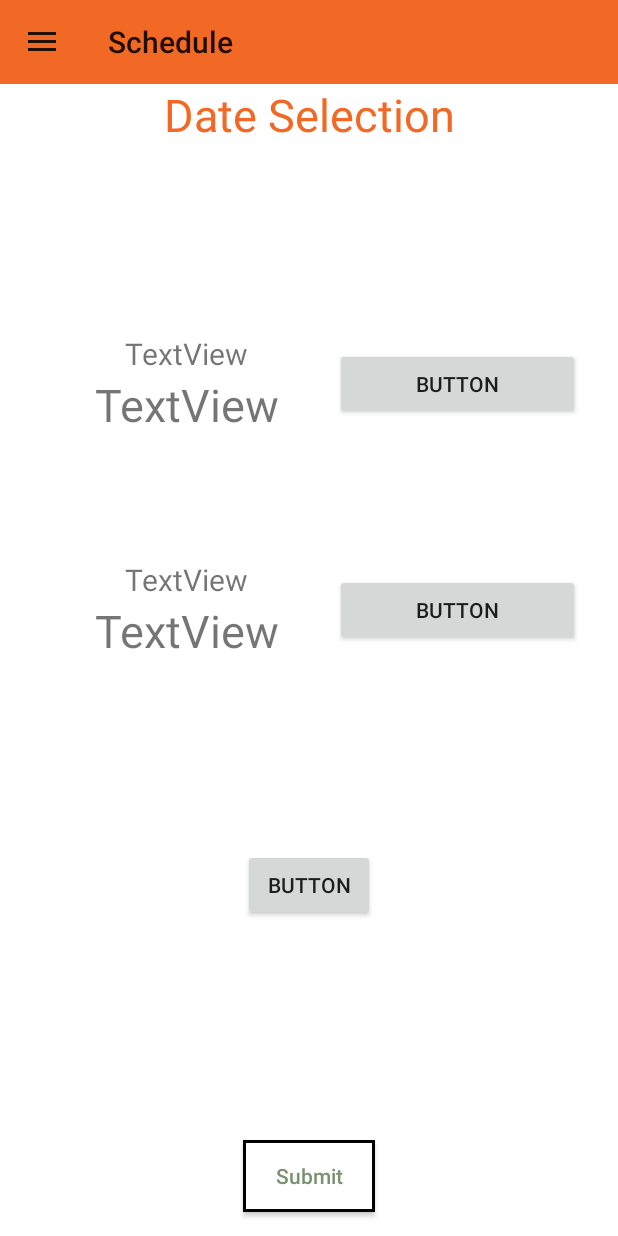
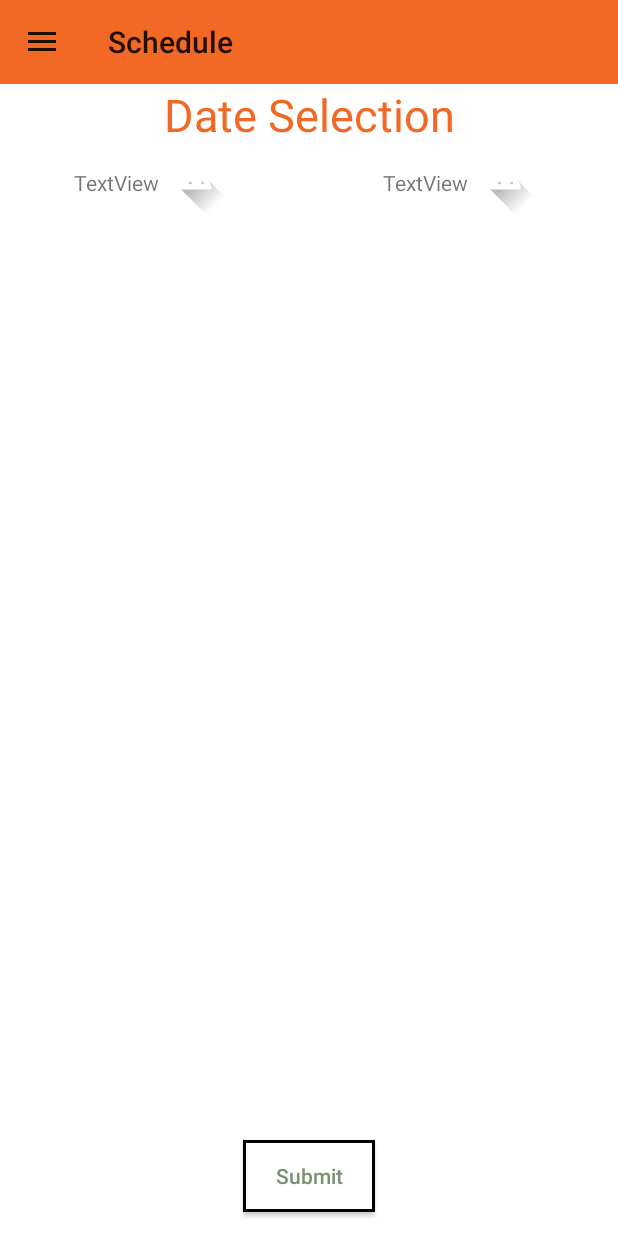
Before and after one commit to DBerry07/Revature_TrainingRoomMaintenanceScheduler, an Android app: the fragment SM_Schedule_DelegateDateFragment placed in its activity, on a phone screen of 412 x 824 dp. Run offline under Robolectric (Android 15) with nearby library versions, the phone set to English and light mode, and no system bars; our stand-ins replace navigation-ui.

Commit message:
Implemented skeleton of date picker UI

```diff
--- a/app/src/main/res/layout/fragment_delegate_date.xml
+++ b/app/src/main/res/layout/fragment_delegate_date.xml
@@ -17,101 +17,12 @@
         app:layout_constraintStart_toStartOf="parent"
         app:layout_constraintTop_toTopOf="parent" />
 
-    <LinearLayout
-        android:id="@+id/linearLayout3"
+    <include layout="@layout/include_data_picker"
         android:layout_width="match_parent"
         android:layout_height="wrap_content"
-        android:layout_marginTop="100dp"
-        android:gravity="center_vertical"
-        android:orientation="horizontal"
-        android:padding="25dp"
         app:layout_constraintStart_toStartOf="parent"
-        app:layout_constraintTop_toBottomOf="@+id/tv_title_delegateDate">
-
-        <LinearLayout
-            android:layout_width="wrap_content"
-            android:layout_height="wrap_content"
-            android:layout_weight="1"
-            android:orientation="vertical">
-
-            <TextView
-                android:id="@+id/textView1"
-                android:layout_width="match_parent"
-                android:layout_height="wrap_content"
-                android:gravity="center_horizontal"
-                android:text="TextView"
-                android:textSize="20dp" />
-
-            <TextView
-                android:id="@+id/tv_start_date"
-                android:layout_width="match_parent"
-                android:layout_height="wrap_content"
-                android:gravity="center_horizontal"
-                android:text="TextView"
-                android:textSize="30dp" />
-
-        </LinearLayout>
-
-        <Button
-            android:id="@+id/date_selector_start_btn"
-            android:layout_width="wrap_content"
-            android:layout_height="wrap_content"
-            android:layout_weight="1"
-            android:text="Button" />
-
-    </LinearLayout>
-
-    <LinearLayout
-        android:id="@+id/linearLayout2"
-        android:layout_width="match_parent"
-        android:layout_height="wrap_content"
-        android:layout_marginTop="32dp"
-        android:gravity="center_horizontal|center_vertical"
-        android:orientation="horizontal"
-        android:padding="25dp"
-        app:layout_constraintTop_toBottomOf="@+id/linearLayout3">
-
-        <LinearLayout
-            android:layout_width="wrap_content"
-            android:layout_height="wrap_content"
-            android:layout_weight="1"
-            android:orientation="vertical">
-
-            <TextView
-                android:id="@+id/textView17"
-                android:layout_width="match_parent"
-                android:layout_height="wrap_content"
-                android:gravity="center_horizontal"
-                android:text="TextView"
-                android:textSize="20dp" />
-
-            <TextView
-                android:id="@+id/tv_end_date"
-                android:layout_width="match_parent"
-                android:layout_height="wrap_content"
-                android:gravity="center_horizontal"
-                android:text="TextView"
-                android:textSize="30dp" />
-        </LinearLayout>
-
-        <Button
-            android:id="@+id/date_selector_end_btn"
-            android:layout_width="wrap_content"
-            android:layout_height="wrap_content"
-            android:layout_weight="1"
-            android:text="Button" />
-
-    </LinearLayout>
-
-    <Button
-        android:id="@+id/date_selecter_submit_btn"
-        android:layout_width="wrap_content"
-        android:layout_height="wrap_content"
-        android:layout_marginTop="100dp"
-        android:text="Button"
-        app:layout_constraintEnd_toEndOf="parent"
-        app:layout_constraintStart_toStartOf="parent"
-        app:layout_constraintTop_toBottomOf="@+id/linearLayout2" />
+        app:layout_constraintTop_toBottomOf="@+id/tv_title_delegateDate"
+        />
 
     <Button
         android:id="@+id/btn_delegateDate"
--- /dev/null
+++ b/app/src/main/res/layout/include_data_picker.xml
@@ -0,0 +1,48 @@
+<?xml version="1.0" encoding="utf-8"?>
+<LinearLayout xmlns:android="http://schemas.android.com/apk/res/android"
+    xmlns:app="http://schemas.android.com/apk/res-auto"
+    android:orientation="horizontal"
+    android:layout_width="match_parent"
+    android:layout_height="match_parent">
+
+    <LinearLayout
+        android:id="@+id/ll_startDate_container"
+        android:layout_width="0dp"
+        android:layout_height="wrap_content"
+        android:layout_weight="1"
+        android:gravity="center"
+        android:orientation="horizontal">
+        <TextView
+            android:id="@+id/tv_placeholder1"
+            android:layout_width="wrap_content"
+            android:layout_height="wrap_content"
+            android:text="TextView" />
+
+        <ImageView
+            android:id="@+id/img_startDate_icon"
+            android:layout_width="@dimen/img_date_icon"
+            android:layout_height="@dimen/img_date_icon"
+            app:srcCompat="@drawable/ic_launcher_foreground" />
+    </LinearLayout>
+
+    <LinearLayout
+        android:id="@+id/ll_endate_container"
+        android:layout_width="0dp"
+        android:layout_height="wrap_content"
+        android:layout_weight="1"
+        android:gravity="center"
+        android:orientation="horizontal">
+
+        <TextView
+            android:id="@+id/tv_placeholder2"
+            android:layout_width="wrap_content"
+            android:layout_height="wrap_content"
+            android:text="TextView" />
+
+        <ImageView
+            android:id="@+id/img_endDate_icon"
+            android:layout_width="@dimen/img_date_icon"
+            android:layout_height="@dimen/img_date_icon"
+            app:srcCompat="@drawable/ic_launcher_foreground" />
+    </LinearLayout>
+</LinearLayout>
--- a/app/src/main/res/layout/row_simple_string.xml
+++ b/app/src/main/res/layout/row_simple_string.xml
@@ -9,6 +9,6 @@
         android:id="@+id/tv_string"
         android:layout_width="match_parent"
         android:layout_height="wrap_content"
-        style="@style/textViewSimpleString"
+        style="@style/textViewSimpleStringAdapter"
         android:text="temp" />
 </androidx.cardview.widget.CardView>
--- a/app/src/main/res/values/styles.xml
+++ b/app/src/main/res/values/styles.xml
@@ -10,6 +10,7 @@
 
     <!-- BEGIN GLOBAL STYLES -->
     <style name="cardViewGlobal" parent="CardView">
+        <item name="android:padding">@dimen/card_padding</item>
         <item name="android:layout_margin">@dimen/card_margin</item>
         <item name="cardCornerRadius">@dimen/card_roundRadius</item>
         <item name="cardElevation">@dimen/cardview_default_elevation</item>
@@ -61,11 +62,9 @@
         <item name="android:paddingBottom">@dimen/textView_signature_padding</item>
         <item name="android:background">@drawable/background_signature_bottom_border</item>
     </style>
-    <style name="textViewSimpleString">
+    <style name="textViewSimpleStringAdapter">
         <item name="android:padding">5dp</item>
         <item name="android:gravity">center</item>
         <item name="android:textSize">@dimen/global_card_text_size</item>
     </style>
-
-    <dimen name="global_text_size">16sp</dimen>
 </resources>
```
Also changed, not shown: app/src/main/java/com/revature/roommaintenanceprototype/fragment/TR_Delegate_DateFragment.java (+0 -47 lines), app/src/main/res/layout/fragment_reports.xml (+18 -8 lines), app/src/main/res/layout/row_cleaning_criteria.xml (+5 -5 lines), app/src/main/res/values/dimens.xml (+5 -2 lines).
